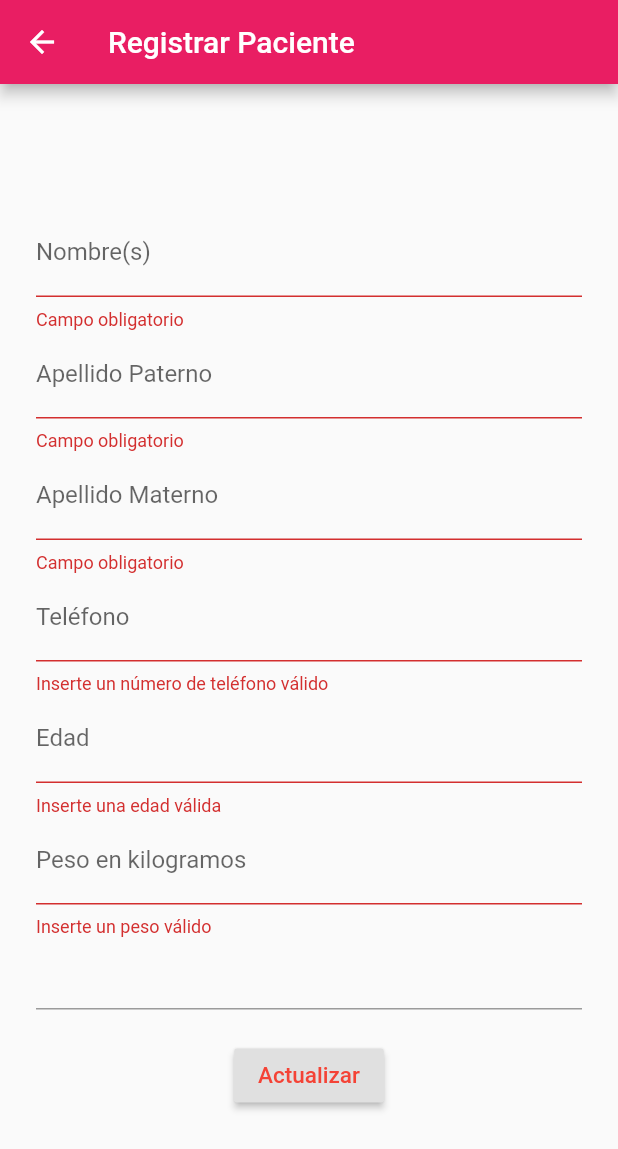
After one commit to davidrovj/Ginnacle, a Flutter app: the UpdateRegister screen opened directly, after a tap on "Actualizar", on a phone screen of 412 x 824 dp. The commit adds this screen. Shown: the top 1149 px of the screen. Run offline on Flutter 3.47's test engine with Material 2 defaults, Android fonts, the phone set to English and light mode, and no system bars; our stand-ins replace sqflite, table_calendar; missing offline and left inert: foldable_sidebar; accounts and stored records are empty.

Commit message:
Ultima actualizacion

```diff
--- a/lib/menu.dart
+++ b/lib/menu.dart
@@ -6,6 +6,7 @@ import 'main.dart';
 import 'patients.dart';
 import 'calendar.dart';
 import 'consult.dart';
+import 'update.dart';
 
 class HomeScreen extends StatefulWidget {
   @override
@@ -179,7 +180,8 @@ class _HomeScreenState extends State<HomeScreen> {
                         onPressed: () {
                           Navigator.push(
                             context,
-                            MaterialPageRoute(builder: (context) => Calendar()),
+                            MaterialPageRoute(
+                                builder: (context) => UpdateRegister()),
                           );
                         },
                       ))
--- /dev/null
+++ b/lib/update.dart
@@ -0,0 +1,208 @@
+import 'package:flutter/material.dart';
+
+class UpdateRegister extends StatefulWidget {
+  @override
+  State<StatefulWidget> createState() {
+    return UpdateRegisterState();
+  }
+}
+
+//r"^[a-zA-Z0-9.a-zA-Z0-9.!#$%&'*+-/=?^_`{|}~]+@[a-zA-Z0-9]+\.[a-zA-Z]+"
+
+class UpdateRegisterState extends State<UpdateRegister> {
+  String _numExp;
+  String _name;
+  String _lastNameP;
+  String _lastNameM;
+  String _tel;
+  String _age;
+  String _weight;
+  String _fum;
+  String _active;
+  String _blood;
+  String _alergies;
+  String _pregnant;
+  String _diagnostic;
+
+  String _value;
+
+  final GlobalKey<FormState> _formKey = GlobalKey<FormState>();
+
+  Widget _buildNumExp() {
+    return TextFormField();
+  }
+
+  Widget _buildName() {
+    return TextFormField(
+      decoration: InputDecoration(labelText: 'Nombre(s)'),
+      validator: (String value) {
+        if (value.isEmpty) {
+          return 'Campo obligatorio';
+        }
+      },
+      onSaved: (String value) {
+        _name = value;
+      },
+    );
+  }
+
+  Widget _buildLastNameP() {
+    return TextFormField(
+      decoration: InputDecoration(labelText: 'Apellido Paterno'),
+      validator: (String value) {
+        if (value.isEmpty) {
+          return 'Campo obligatorio';
+        }
+      },
+      onSaved: (String value) {
+        _lastNameP = value;
+      },
+    );
+  }
+
+  Widget _buildLastNameM() {
+    return TextFormField(
+      decoration: InputDecoration(labelText: 'Apellido Materno'),
+      validator: (String value) {
+        if (value.isEmpty) {
+          return 'Campo obligatorio';
+        }
+      },
+      onSaved: (String value) {
+        _lastNameM = value;
+      },
+    );
+  }
+
+  Widget _buildTel() {
+    return TextFormField(
+      decoration: InputDecoration(labelText: 'Teléfono'),
+      validator: (String value) {
+        if (!RegExp(r'^(?:[+0]9)?[0-9]{10}$').hasMatch(value)) {
+          return 'Inserte un número de teléfono válido';
+        }
+      },
+      onSaved: (String value) {
+        _tel = value;
+      },
+    );
+  }
+
+  Widget _buildAge() {
+    return TextFormField(
+      decoration: InputDecoration(labelText: 'Edad'),
+      validator: (String value) {
+        if (!RegExp(r'^(?:[+0]9)?[0-9]{10}$').hasMatch(value) ||
+            value.isEmpty) {
+          return 'Inserte una edad válida';
+        }
+      },
+      onSaved: (String value) {
+        _age = value;
+      },
+    );
+  }
+
+  Widget _buildWeight() {
+    return TextFormField(
+      decoration: InputDecoration(labelText: 'Peso en kilogramos'),
+      validator: (String value) {
+        if (!RegExp(r'^(?:[+0]9)?[0-9]{10}$').hasMatch(value) ||
+            value.isEmpty) {
+          return 'Inserte un peso válido';
+        }
+      },
+      onSaved: (String value) {
+        _weight = value;
+      },
+    );
+  }
+
+  Widget _buildFum() {
+    return TextFormField();
+  }
+
+  Widget _buildActive() {
+    return TextFormField();
+  }
+
+  Widget _buildBlood() {
+    return TextFormField();
+  }
+
+  Widget _buildAlergies() {
+    return TextFormField(
+      decoration: InputDecoration(labelText: 'Peso en kilogramos'),
+      validator: (String value) {
+        if (!RegExp(r'^(?:[+0]9)?[0-9]{10}$').hasMatch(value) ||
+            value.isEmpty) {
+          return 'Inserte un peso válido';
+        }
+      },
+      onSaved: (String value) {
+        _weight = value;
+      },
+    );
+  }
+
+  Widget _buildPregnant() {
+    return TextFormField();
+  }
+
+  Widget _buildDiagnostic() {
+    return TextFormField(
+      decoration: InputDecoration(labelText: 'Peso en kilogramos'),
+      validator: (String value) {
+        if (value.isEmpty) {
+          return 'Campo obligatorio';
+        }
+      },
+      onSaved: (String value) {
+        _weight = value;
+      },
+    );
+  }
+
+  @override
+  Widget build(BuildContext context) {
+    return Scaffold(
+      appBar: AppBar(title: Text('Registrar Paciente')),
+      body: Container(
+          margin: EdgeInsets.all(24),
+          child: Form(
+              key: _formKey,
+              child: Column(
+                mainAxisAlignment: MainAxisAlignment.center,
+                children: <Widget>[
+                  //_buildNumExp(),
+                  _buildName(),
+                  _buildLastNameP(),
+                  _buildLastNameM(),
+                  _buildTel(),
+                  _buildAge(),
+                  _buildWeight(),
+                  _buildFum(),
+                  // _buildActive(),
+                  // _buildBlood(),
+                  // _buildAlergies(),
+                  // _buildPregnant(),
+                  // _buildDiagnostic(),
+                  SizedBox(height: 20),
+                  RaisedButton(
+                      child: Text(
+                        'Actualizar',
+                        style: TextStyle(color: Colors.red, fontSize: 15),
+                      ),
+                      onPressed: () {
+                        if (_formKey.currentState.validate()) {
+                          return;
+                        }
+
+                        _formKey.currentState.save();
+                        print(_name);
+                      })
+                ],
+              ))),
+    );
+  }
+}
--- a/pubspec.yaml
+++ b/pubspec.yaml
@@ -37,8 +37,8 @@ dependencies:
   cupertino_icons: ^1.0.2
   foldable_sidebar: ^1.0.0
   table_calendar: ^3.0.3
-  mysql1: ^0.19.2
   flutter_combo_box: ^0.0.2+5
+  sqflite: ^2.0.0+3
 
 dev_dependencies:
   flutter_test:
```
Also changed, not shown: lib/consult.dart (+103 -103 lines), lib/db.dart (added, +49 -0 lines), lib/mysql.dart (deleted, +0 -18 lines), lib/patientList.dart (added, +76 -0 lines), lib/patientsbd.dart (added, +27 -0 lines), pubspec.lock.
